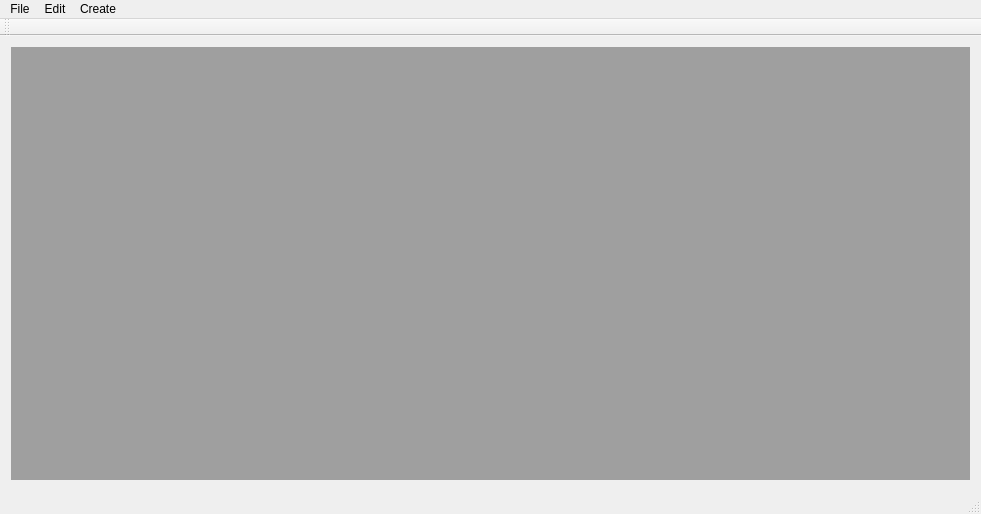
Old version of the form lcUI/ui/mainwindow.ui in the repository LibreCAD/LibreCAD_3.
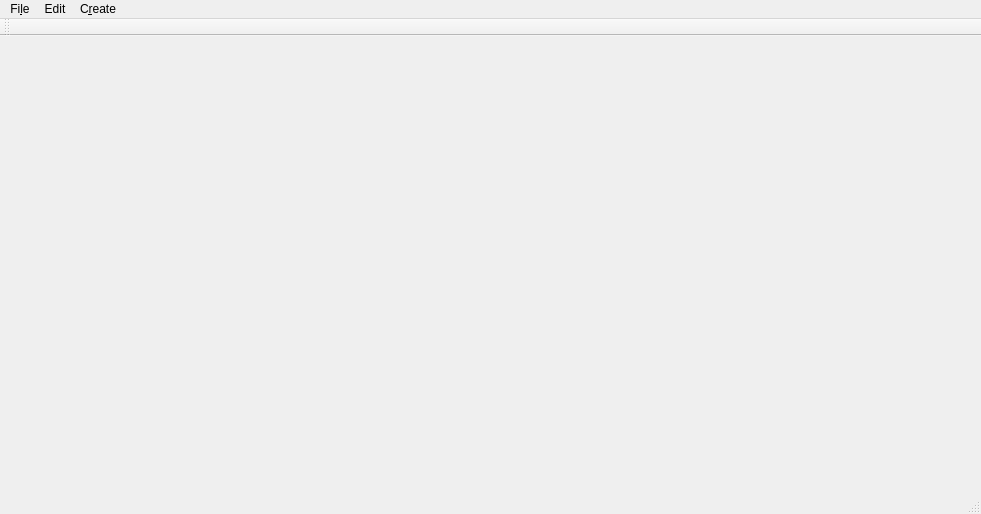
New version of the form.

Commit message: Remove QMdiArea

```diff
--- a/lcUI/ui/mainwindow.ui
+++ b/lcUI/ui/mainwindow.ui
@@ -30,9 +30,6 @@
     <property name="bottomMargin">
      <number>12</number>
     </property>
-    <item>
-     <widget class="QMdiArea" name="mdiArea"/>
-    </item>
    </layout>
   </widget>
   <widget class="QMenuBar" name="menuBar">
@@ -41,12 +38,12 @@
      <x>0</x>
      <y>0</y>
      <width>981</width>
-     <height>28</height>
+     <height>32</height>
     </rect>
    </property>
    <widget class="QMenu" name="menuDemo_Project">
     <property name="title">
-     <string>File</string>
+     <string>Fi&amp;le</string>
     </property>
     <addaction name="actionNew"/>
     <addaction name="actionOpen"/>
@@ -79,7 +76,7 @@
    </widget>
    <widget class="QMenu" name="menuDemo">
     <property name="title">
-     <string>Create</string>
+     <string>C&amp;reate</string>
     </property>
     <widget class="QMenu" name="menuLine">
      <property name="title">
```
Left out of the diff: 100 changed lines with no effect on the pictures. The commit also changes 33 other files.
